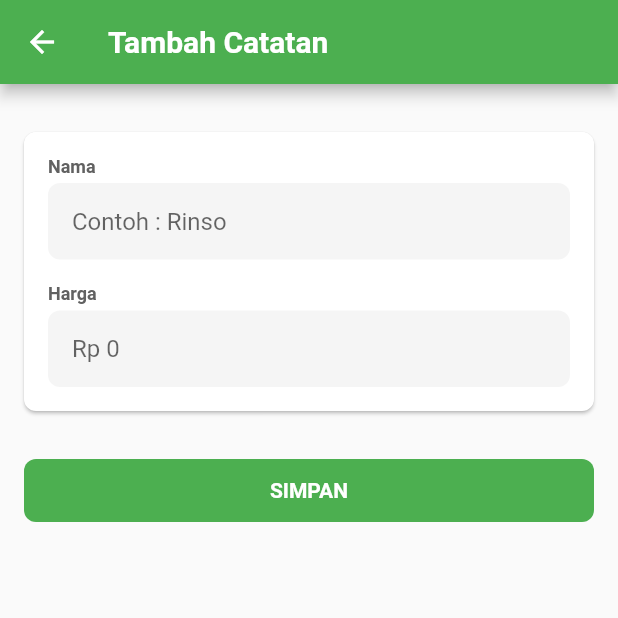
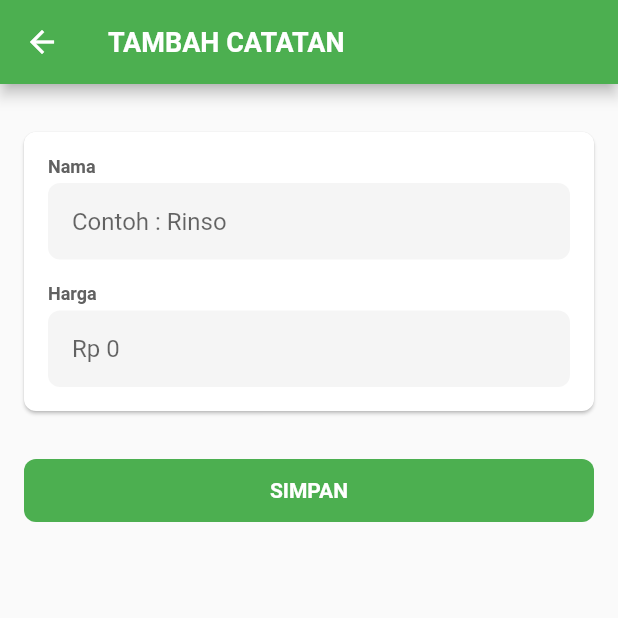
Before and after one commit to pristyan/ibu_negara, a Flutter app: the ShoppingPage screen opened by its route, on a phone screen of 412 x 824 dp, the top half of it. Run offline on Flutter 3.47's test engine with Material 2 defaults, Android fonts, the light colour scheme and no system bars; our stand-ins replace flutter_money_formatter, fluttertoast, shared_preferences; accounts and stored records are empty; generated files the repository leaves out were written again.

Commit message:
add android launcher icon. refine appbar text style.

```diff
--- a/lib/module/shopping/ShoppingPage.dart
+++ b/lib/module/shopping/ShoppingPage.dart
@@ -43,7 +43,7 @@ class _ShoppingPageState extends BaseWidgetState<ShoppingPage, ShoppingNotifier>
         return Scaffold(
           appBar: DefaultAppBar(
             title: Text(
-              widget.action == ShoppingAction.UPDATE ? "Ubah Catatan" : "Tambah Catatan",
+              widget.action == ShoppingAction.UPDATE ? "UBAH CATATAN" : "TAMBAH CATATAN",
             ),
           ),
           body: SingleChildScrollView(
--- a/lib/resource/style/TextStyle.dart
+++ b/lib/resource/style/TextStyle.dart
@@ -34,7 +34,7 @@ const TextStyle unselected_tab_text_style = TextStyle(
 );
 
 const TextStyle appbar_text_style = TextStyle(
-  fontSize: 20,
+  fontSize: text_title,
   fontWeight: FontWeight.w700,
   color: Colors.white,
 );
```
Also changed, not shown: 11 other files.
